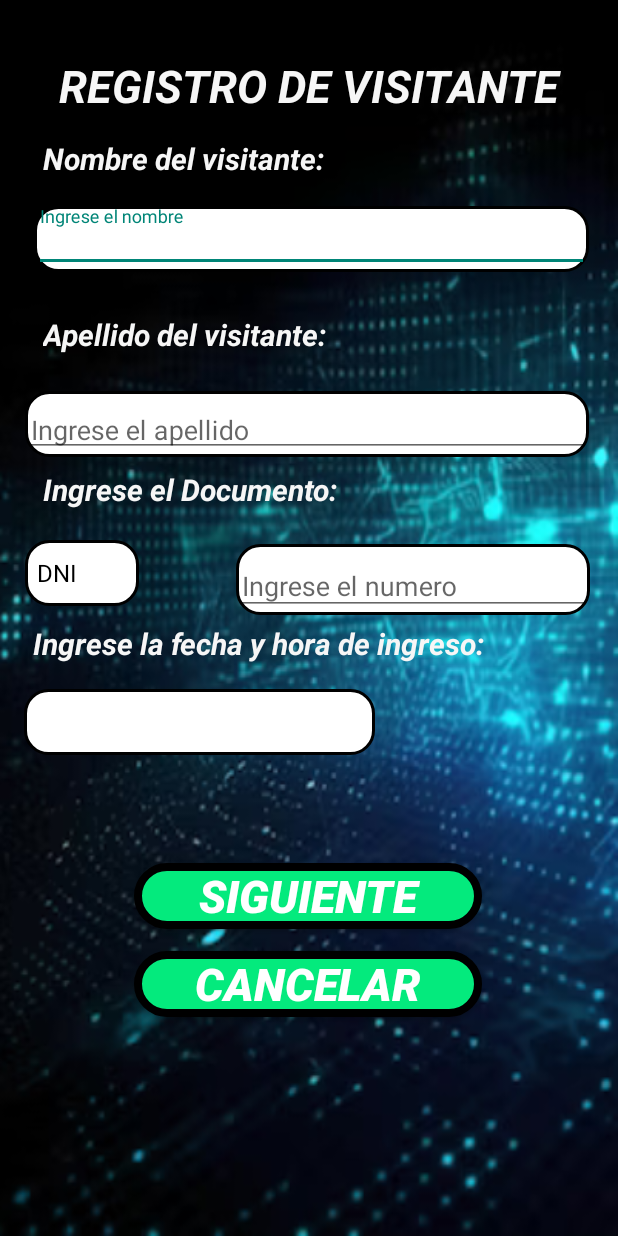
After one commit to SergioGarzon/FastAccessApp-SeminarioIntegrador, an Android app built with Jetpack Compose: the VisitorsRegister screen opened directly, with no data from a screen before it, on a phone screen of 412 x 824 dp. The commit adds this screen. Run offline under Robolectric (Android 15) with nearby library versions, the phone set to English and light mode, and no system bars; network calls fail.

Commit message:
Nuevos cambios

```diff
--- a/app/src/main/AndroidManifest.xml
+++ b/app/src/main/AndroidManifest.xml
@@ -27,6 +27,9 @@
         android:theme="@style/Theme.AplicacionSeminarioIntegrador"
         android:usesCleartextTraffic="true"
         tools:targetApi="31">
+        <activity
+            android:name=".VisitorsRegister"
+            android:exported="false" />
         <activity
             android:name=".UsuarioPendienteAprobacion"
             android:exported="false" />
--- a/app/src/main/java/com/example/aplicacionseminariointegrador/MenuAplication.java
+++ b/app/src/main/java/com/example/aplicacionseminariointegrador/MenuAplication.java
@@ -6,6 +6,7 @@ import android.content.pm.ActivityInfo;
 import android.os.Bundle;
 import android.view.View;
 import android.widget.Button;
+import android.widget.TextView;
 
 import com.example.aplicacionseminariointegrador.auxiliarclases.LanguageSelected;
 
@@ -13,6 +14,7 @@ public class MenuAplication extends AppCompatActivity {
 
     Button btnEmergencyNewActivity, btnLogoutMenuApplication, btnMenuAccountProfiler,
             btnMenuChat, btnMenuNotification, btnMenuVisitorRegister, btnMenuPeopleHistory;
+    TextView txtLblWelcomeFastAccessApp;
 
     @Override
     protected void onCreate(Bundle savedInstanceState) {
@@ -27,21 +29,26 @@ public class MenuAplication extends AppCompatActivity {
         btnMenuNotification = (Button) findViewById(R.id.btnMenuNotifications);
         btnMenuVisitorRegister = (Button) findViewById(R.id.btnMenuRegisterVisitors);
         btnMenuPeopleHistory = (Button) findViewById(R.id.btnMenuPeopleHistory);
+        txtLblWelcomeFastAccessApp = (TextView) findViewById(R.id.txtLblWelcomeFastAccessApp);
 
         if(LanguageSelected.languageSelected == 0) {
             btnEmergencyNewActivity.setText("CALL EMERGENCY");
-            btnMenuAccountProfiler.setText("ACCOUNT PROFILER");
+            btnMenuAccountProfiler.setText("MANAGER YOUR ACCOUNT");
             btnMenuChat.setText("CHAT");
             btnMenuNotification.setText("NOTIFICATIONS");
             btnMenuVisitorRegister.setText("VISITOR REGISTER");
             btnMenuPeopleHistory.setText("ACCESS HISTORY");
+            txtLblWelcomeFastAccessApp.setText("Welcome to");
+            btnLogoutMenuApplication.setText("LOGOUT");
         } else {
             btnEmergencyNewActivity.setText("LLAMAR A EMERGENCIAS");
-            btnMenuAccountProfiler.setText("PERFIL DE LA CUENTA");
-            btnMenuChat.setText("CHAT CON LOS USUARIOS");
-            btnMenuNotification.setText("NOTIFICATIONES");
+            btnMenuAccountProfiler.setText("ADMINISTRAR TU CUENTA");
+            btnMenuChat.setText("CHATEAR CON LOS USUARIOS");
+            btnMenuNotification.setText("NOTIFICACIONES");
             btnMenuVisitorRegister.setText("REGISTRAR VISITANTE");
             btnMenuPeopleHistory.setText("HISTORIAL DE ACCESOS");
+            txtLblWelcomeFastAccessApp.setText("Bienvenido a");
+            btnLogoutMenuApplication.setText("CERRAR SESION");
         }
 
         btnEmergencyNewActivity.setOnClickListener(new View.OnClickListener() {
@@ -58,11 +65,23 @@ public class MenuAplication extends AppCompatActivity {
             }
         });
 
+        btnMenuVisitorRegister.setOnClickListener(new View.OnClickListener() {
+            @Override
+            public void onClick(View v) {
+                registerVisitorActivity(v);
+            }
+        });
+
 
     }
 
     private void makePhoneCall(View v) {
         Intent nextActivity = new Intent(this, EmergencyCall.class);
+        startActivity(nextActivity);
+    }
+
+    private void registerVisitorActivity(View v) {
+        Intent nextActivity = new Intent(this, VisitorsRegister.class);
         startActivity(nextActivity);
     }
 
--- a/app/src/main/java/com/example/aplicacionseminariointegrador/RegisterAccount.java
+++ b/app/src/main/java/com/example/aplicacionseminariointegrador/RegisterAccount.java
@@ -20,6 +20,8 @@ import com.android.volley.VolleyError;
 import com.android.volley.toolbox.StringRequest;
 import com.android.volley.toolbox.Volley;
 import com.example.aplicacionseminariointegrador.auxiliarclases.LanguageSelected;
+import com.google.android.material.textfield.TextInputLayout;
+
 import java.util.HashMap;
 import java.util.Map;
 
@@ -28,6 +30,8 @@ public class RegisterAccount extends AppCompatActivity {
     Button btnCancelCreateAccount, btnRegisterUser;
     TextView txtLblCreateAccount, txtLblNameSurnames,
             txtLblUsernameCreateAccount, txtLblPasswordCreateAccount, txtLblSelectRole;
+
+    TextInputLayout textInputLayoutNombre, txtInputLayoutPassword;
 
     Spinner spinnerRol;
 
@@ -51,6 +55,9 @@ public class RegisterAccount extends AppCompatActivity {
         txtLblUsernameCreateAccount =  findViewById(R.id.txtLblUsernameCreateAccount);
         txtLblPasswordCreateAccount =  findViewById(R.id.txtLblPasswordCreateAccount);
         txtLblSelectRole = findViewById(R.id.txtLblSelectRole);
+
+        textInputLayoutNombre = findViewById(R.id.textInputLayout2);
+        txtInputLayoutPassword = findViewById(R.id.textInputLayout3);
 
         spinnerRol = findViewById(R.id.spinnerRol);
 
@@ -90,8 +97,8 @@ public class RegisterAccount extends AppCompatActivity {
         btnRegisterUser.setOnClickListener(new View.OnClickListener() {
             @Override
             public void onClick(View v) {
-                createUser(txtLblUsernameCreateAccount.getText().toString().trim(),
-                        txtLblPasswordCreateAccount.getText().toString().trim());
+                createUser(String.valueOf(textInputLayoutNombre.getEditText().getText().toString()),
+                        String.valueOf(txtInputLayoutPassword.getEditText().getText().toString()));
             }
         });
     }
@@ -109,9 +116,6 @@ public class RegisterAccount extends AppCompatActivity {
     private void createUser(final String nombreUser1, final String password1) {
 
 
-        nextRegisterSucessfully();
-
-        /*
         StringRequest stringRequest = new StringRequest(
 
                 Request.Method.POST,
@@ -142,7 +146,7 @@ public class RegisterAccount extends AppCompatActivity {
         };
 
         requestQueue.add(stringRequest);
-        */
+
 
 
     }
--- /dev/null
+++ b/app/src/main/java/com/example/aplicacionseminariointegrador/VisitorsRegister.java
@@ -0,0 +1,26 @@
+package com.example.aplicacionseminariointegrador;
+
+import androidx.appcompat.app.AppCompatActivity;
+
+import android.content.pm.ActivityInfo;
+import android.os.Bundle;
+import android.widget.ArrayAdapter;
+import android.widget.Spinner;
+
+public class VisitorsRegister extends AppCompatActivity {
+
+    Spinner spinnerDocumento;
+
+    @Override
+    protected void onCreate(Bundle savedInstanceState) {
+        super.onCreate(savedInstanceState);
+        setContentView(R.layout.activity_visitors_register);
+        setRequestedOrientation(ActivityInfo.SCREEN_ORIENTATION_PORTRAIT);
+
+        spinnerDocumento = findViewById(R.id.spinnerDocumento);
+
+        ArrayAdapter<CharSequence> adapter = ArrayAdapter.createFromResource(this, R.array.tipo_documento, android.R.layout.simple_spinner_dropdown_item);
+        adapter.setDropDownViewResource(android.R.layout.simple_spinner_dropdown_item);
+        spinnerDocumento.setAdapter(adapter);
+    }
+}
--- a/app/src/main/res/layout/activity_menu_aplication.xml
+++ b/app/src/main/res/layout/activity_menu_aplication.xml
@@ -15,7 +15,7 @@
         android:onClick="changeActivityPresentation"
         android:text="Logout"
         android:textColor="@color/white"
-        android:textSize="30sp"
+        android:textSize="25sp"
         android:textStyle="bold|italic"
         app:layout_constraintBottom_toBottomOf="parent"
         app:layout_constraintEnd_toEndOf="parent"
@@ -41,11 +41,12 @@
         app:layout_constraintVertical_bias="0.126" />
 
     <TextView
-        android:id="@+id/textView6"
-        android:layout_width="wrap_content"
-        android:layout_height="wrap_content"
+        android:id="@+id/txtLblWelcomeFastAccessApp"
+        android:layout_width="321dp"
+        android:layout_height="49dp"
         android:foregroundTint="#00DB8C"
         android:text="Welcome to"
+        android:textAlignment="center"
         android:textColor="#FFFFFF"
         android:textSize="34sp"
         android:textStyle="bold|italic"
--- /dev/null
+++ b/app/src/main/res/layout/activity_visitors_register.xml
@@ -0,0 +1,212 @@
+<?xml version="1.0" encoding="utf-8"?>
+<androidx.constraintlayout.widget.ConstraintLayout xmlns:android="http://schemas.android.com/apk/res/android"
+    xmlns:app="http://schemas.android.com/apk/res-auto"
+    xmlns:tools="http://schemas.android.com/tools"
+    android:layout_width="match_parent"
+    android:layout_height="match_parent"
+    android:background="@drawable/backgroundimage"
+    tools:context=".VisitorsRegister">
+
+    <TextView
+        android:id="@+id/textView2"
+        android:layout_width="356dp"
+        android:layout_height="55dp"
+        android:text="REGISTRO DE VISITANTE"
+        android:textAlignment="center"
+        android:textColor="#F6F6F6"
+        android:textSize="30dp"
+        android:textStyle="bold|italic"
+        app:layout_constraintBottom_toBottomOf="parent"
+        app:layout_constraintEnd_toEndOf="parent"
+        app:layout_constraintStart_toStartOf="parent"
+        app:layout_constraintTop_toTopOf="parent"
+        app:layout_constraintVertical_bias="0.048" />
+
+    <com.google.android.material.textfield.TextInputLayout
+        android:id="@+id/textInputLayout4"
+        android:layout_width="370dp"
+        android:layout_height="44dp"
+        android:background="@drawable/border_button_white"
+        android:maxLines="1"
+        app:endIconMode="clear_text"
+        app:layout_constraintBottom_toBottomOf="parent"
+        app:layout_constraintEnd_toEndOf="parent"
+        app:layout_constraintHorizontal_bias="0.536"
+        app:layout_constraintStart_toStartOf="parent"
+        app:layout_constraintTop_toBottomOf="@+id/textView5"
+        app:layout_constraintVertical_bias="0.015">
+
+        <com.google.android.material.textfield.TextInputEditText
+            android:layout_width="match_parent"
+            android:layout_height="wrap_content"
+            android:hint="Ingrese el nombre" />
+
+    </com.google.android.material.textfield.TextInputLayout>
+
+    <TextView
+        android:id="@+id/textView5"
+        android:layout_width="355dp"
+        android:layout_height="35dp"
+        android:text="Nombre del visitante:"
+        android:textAlignment="viewStart"
+        android:textColor="#F6F6F6"
+        android:textSize="20dp"
+        android:textStyle="bold|italic"
+        app:endIconMode="clear_text"
+        app:layout_constraintBottom_toBottomOf="parent"
+        app:layout_constraintEnd_toEndOf="parent"
+        app:layout_constraintStart_toStartOf="parent"
+        app:layout_constraintTop_toBottomOf="@+id/textView2"
+        app:layout_constraintVertical_bias="0.0" />
+
+    <TextView
+        android:id="@+id/textView6"
+        android:layout_width="355dp"
+        android:layout_height="35dp"
+        android:text="Apellido del visitante:"
+        android:textAlignment="viewStart"
+        android:textColor="#F6F6F6"
+        android:textSize="20dp"
+        android:textStyle="bold|italic"
+        app:endIconMode="clear_text"
+        app:layout_constraintBottom_toBottomOf="parent"
+        app:layout_constraintEnd_toEndOf="parent"
+        app:layout_constraintStart_toStartOf="parent"
+        app:layout_constraintTop_toBottomOf="@+id/textInputLayout4"
+        app:layout_constraintVertical_bias="0.046" />
+
+    <com.google.android.material.textfield.TextInputLayout
+        android:id="@+id/textInputLayout5"
+        android:layout_width="376dp"
+        android:layout_height="44dp"
+        android:background="@drawable/border_button_white"
+        android:maxLines="1"
+        app:endIconMode="clear_text"
+        app:layout_constraintBottom_toBottomOf="parent"
+        app:layout_constraintEnd_toEndOf="parent"
+        app:layout_constraintHorizontal_bias="0.457"
+        app:layout_constraintStart_toStartOf="parent"
+        app:layout_constraintTop_toBottomOf="@+id/textView6"
+        app:layout_constraintVertical_bias="0.03">
+
+        <com.google.android.material.textfield.TextInputEditText
+            android:layout_width="match_parent"
+            android:layout_height="wrap_content"
+            android:hint="Ingrese el apellido" />
+    </com.google.android.material.textfield.TextInputLayout>
+
+    <TextView
+        android:id="@+id/textView8"
+        android:layout_width="355dp"
+        android:layout_height="35dp"
+        android:text="Ingrese el Documento:"
+        android:textAlignment="viewStart"
+        android:textColor="#F6F6F6"
+        android:textSize="20dp"
+        android:textStyle="bold|italic"
+        app:endIconMode="clear_text"
+        app:layout_constraintBottom_toBottomOf="parent"
+        app:layout_constraintEnd_toEndOf="parent"
+        app:layout_constraintStart_toStartOf="parent"
+        app:layout_constraintTop_toBottomOf="@+id/textInputLayout5"
+        app:layout_constraintVertical_bias="0.017" />
+
+    <Spinner
+        android:id="@+id/spinnerDocumento"
+        android:layout_width="76dp"
+        android:layout_height="44dp"
+        android:layout_marginTop="12dp"
+        android:background="@drawable/border_button_white"
+        app:layout_constraintBottom_toBottomOf="parent"
+        app:layout_constraintEnd_toEndOf="parent"
+        app:layout_constraintHorizontal_bias="0.05"
+        app:layout_constraintStart_toStartOf="parent"
+        app:layout_constraintTop_toBottomOf="@+id/textView8"
+        app:layout_constraintVertical_bias="0.0" />
+
+    <com.google.android.material.textfield.TextInputLayout
+        android:layout_width="236dp"
+        android:layout_height="47dp"
+        android:layout_marginEnd="12dp"
+        android:background="@drawable/border_button_white"
+        android:maxLines="1"
+        app:endIconMode="clear_text"
+        app:layout_constraintBottom_toBottomOf="parent"
+        app:layout_constraintEnd_toEndOf="parent"
+        app:layout_constraintHorizontal_bias="0.905"
+        app:layout_constraintStart_toEndOf="@+id/spinnerDocumento"
+        app:layout_constraintTop_toBottomOf="@+id/textView8"
+        app:layout_constraintVertical_bias="0.034">
+
+        <com.google.android.material.textfield.TextInputEditText
+            android:layout_width="match_parent"
+            android:layout_height="wrap_content"
+            android:hint="Ingrese el numero" />
+    </com.google.android.material.textfield.TextInputLayout>
+
+    <TextView
+        android:id="@+id/textView9"
+        android:layout_width="355dp"
+        android:layout_height="35dp"
+        android:text="Ingrese la fecha y hora de ingreso:"
+        android:textAlignment="viewStart"
+        android:textColor="#F6F6F6"
+        android:textSize="20dp"
+        android:textStyle="bold|italic"
+        app:endIconMode="clear_text"
+        app:layout_constraintBottom_toBottomOf="parent"
+        app:layout_constraintEnd_toEndOf="parent"
+        app:layout_constraintHorizontal_bias="0.392"
+        app:layout_constraintStart_toStartOf="parent"
+        app:layout_constraintTop_toBottomOf="@+id/spinnerDocumento"
+        app:layout_constraintVertical_bias="0.029" />
+
+    <EditText
+        android:id="@+id/editTextTime"
+        android:layout_width="234dp"
+        android:layout_height="44dp"
+        android:background="@drawable/border_button_white"
+        android:ems="10"
+        android:inputType="time"
+        app:layout_constraintBottom_toBottomOf="parent"
+        app:layout_constraintEnd_toEndOf="parent"
+        app:layout_constraintHorizontal_bias="0.09"
+        app:layout_constraintStart_toStartOf="parent"
+        app:layout_constraintTop_toBottomOf="@+id/textView9"
+        app:layout_constraintVertical_bias="0.027" />
+
+    <Button
+        android:id="@+id/button4"
+        android:layout_width="232dp"
+        android:layout_height="44dp"
+        android:layout_marginTop="24dp"
+        android:background="@drawable/border_buttons"
+        android:text="SIGUIENTE"
+        android:textColor="@color/white"
+        android:textSize="30sp"
+        android:textStyle="bold|italic"
+        app:layout_constraintBottom_toBottomOf="parent"
+        app:layout_constraintEnd_toEndOf="parent"
+        app:layout_constraintHorizontal_bias="0.497"
+        app:layout_constraintStart_toStartOf="parent"
+        app:layout_constraintTop_toBottomOf="@+id/editTextTime"
+        app:layout_constraintVertical_bias="0.191" />
+
+    <Button
+        android:id="@+id/button3"
+        android:layout_width="232dp"
+        android:layout_height="44dp"
+        android:background="@drawable/border_buttons"
+        android:text="CANCELAR"
+        android:textColor="@color/white"
+        android:textSize="30sp"
+        android:textStyle="bold|italic"
+        app:layout_constraintBottom_toBottomOf="parent"
+        app:layout_constraintEnd_toEndOf="parent"
+        app:layout_constraintHorizontal_bias="0.497"
+        app:layout_constraintStart_toStartOf="parent"
+        app:layout_constraintTop_toBottomOf="@+id/button4"
+        app:layout_constraintVertical_bias="0.09" />
+
+
+</androidx.constraintlayout.widget.ConstraintLayout>
--- a/app/src/main/res/values/strings.xml
+++ b/app/src/main/res/values/strings.xml
@@ -14,4 +14,10 @@
         <item>Administrator</item>
     </string-array>
 
+    <string-array name="tipo_documento">
+        <item>DNI</item>
+        <item>PASAPORTE</item>
+        <item>OTRO</item>
+    </string-array>
+
 </resources>
```
